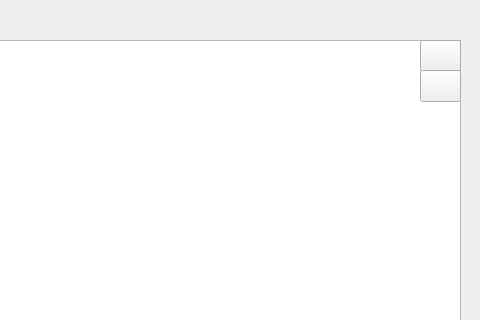
kataloy/app-for-tomograph, file mainwindow.ui: the form before one commit; both pictures show x 320 to 800 and y 0 to 320 of the 800 by 600 pixel window.
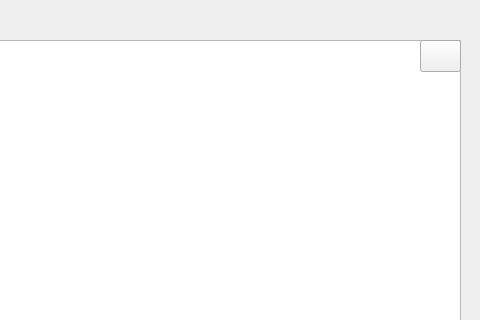
The form after the commit.

Commit message: started working with layout

Patch:
```diff
--- a/mainwindow.ui
+++ b/mainwindow.ui
@@ -37,19 +37,6 @@
      <string/>
     </property>
    </widget>
-   <widget class="QPushButton" name="btn_get_pictures">
-    <property name="geometry">
-     <rect>
-      <x>740</x>
-      <y>70</y>
-      <width>41</width>
-      <height>32</height>
-     </rect>
-    </property>
-    <property name="text">
-     <string/>
-    </property>
-   </widget>
   </widget>
   <widget class="QMenuBar" name="menubar">
    <property name="geometry">
```
The commit also changes 2 other files.
